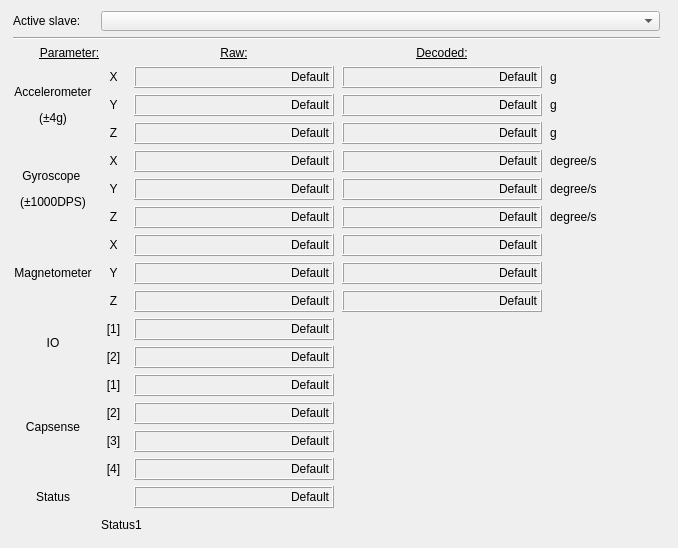
Above: ui/w_gossip.ui from JFDuval/flexsea-plan before the change. Below: the same form after it.
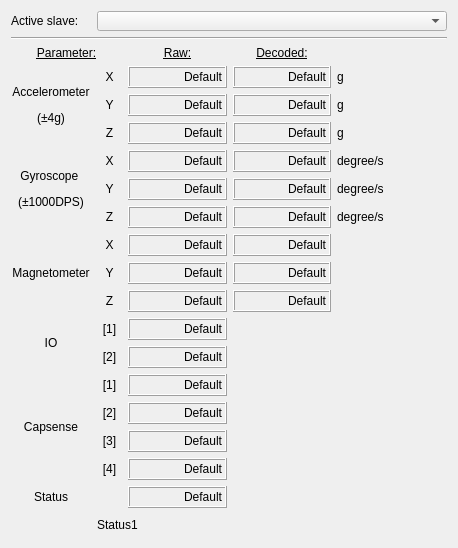
That is the form after the change.

Commit message: Fat finger implementation : Execute, config, battery and gossip.

Diff of the .ui file:
```diff
--- a/ui/w_gossip.ui
+++ b/ui/w_gossip.ui
@@ -6,7 +6,7 @@
    <rect>
     <x>0</x>
     <y>0</y>
-    <width>678</width>
+    <width>458</width>
     <height>545</height>
    </rect>
   </property>
@@ -21,9 +21,15 @@
   </property>
   <layout class="QVBoxLayout" name="verticalLayout">
    <item>
-    <layout class="QGridLayout" name="gridLayout">
+    <layout class="QGridLayout" name="gridLayout" rowstretch="3,1,1,1,1,1,1,1,1,1,1,1,1,1,1,1,1,1,1,1">
      <item row="0" column="0">
       <widget class="QLabel" name="label_3">
+       <property name="sizePolicy">
+        <sizepolicy hsizetype="Preferred" vsizetype="Preferred">
+         <horstretch>0</horstretch>
+         <verstretch>0</verstretch>
+        </sizepolicy>
+       </property>
        <property name="text">
         <string>Active slave:</string>
        </property>
@@ -32,7 +38,7 @@
      <item row="3" column="1">
       <widget class="QLabel" name="label_2">
        <property name="sizePolicy">
-        <sizepolicy hsizetype="Fixed" vsizetype="Preferred">
+        <sizepolicy hsizetype="Preferred" vsizetype="Preferred">
          <horstretch>0</horstretch>
          <verstretch>0</verstretch>
         </sizepolicy>
@@ -59,6 +65,12 @@
      </item>
      <item row="2" column="3">
       <widget class="QLabel" name="label_28">
+       <property name="sizePolicy">
+        <sizepolicy hsizetype="Preferred" vsizetype="Preferred">
+         <horstretch>0</horstretch>
+         <verstretch>0</verstretch>
+        </sizepolicy>
+       </property>
        <property name="text">
         <string>&lt;html&gt;&lt;head/&gt;&lt;body&gt;&lt;p&gt;&lt;span style=&quot; text-decoration: underline;&quot;&gt;Decoded:&lt;/span&gt;&lt;/p&gt;&lt;/body&gt;&lt;/html&gt;</string>
        </property>
@@ -70,7 +82,7 @@
      <item row="2" column="2">
       <widget class="QLabel" name="label_21">
        <property name="sizePolicy">
-        <sizepolicy hsizetype="Minimum" vsizetype="Preferred">
+        <sizepolicy hsizetype="Preferred" vsizetype="Preferred">
          <horstretch>0</horstretch>
          <verstretch>0</verstretch>
         </sizepolicy>
@@ -91,6 +103,12 @@
      </item>
      <item row="3" column="3">
       <widget class="QLabel" name="disp_accx_d">
+       <property name="sizePolicy">
+        <sizepolicy hsizetype="Preferred" vsizetype="Preferred">
+         <horstretch>0</horstretch>
+         <verstretch>0</verstretch>
+        </sizepolicy>
+       </property>
        <property name="minimumSize">
         <size>
          <width>50</width>
@@ -131,6 +149,12 @@
      </item>
      <item row="3" column="2">
       <widget class="QLabel" name="disp_accx">
+       <property name="sizePolicy">
+        <sizepolicy hsizetype="Preferred" vsizetype="Preferred">
+         <horstretch>0</horstretch>
+         <verstretch>0</verstretch>
+        </sizepolicy>
+       </property>
        <property name="minimumSize">
         <size>
          <width>50</width>
@@ -172,7 +196,7 @@
      <item row="3" column="4">
       <widget class="QLabel" name="label_imu_a_x">
        <property name="sizePolicy">
-        <sizepolicy hsizetype="Fixed" vsizetype="Preferred">
+        <sizepolicy hsizetype="Preferred" vsizetype="Preferred">
          <horstretch>0</horstretch>
          <verstretch>0</verstretch>
         </sizepolicy>
@@ -196,6 +220,12 @@
      </item>
      <item row="4" column="2">
       <widget class="QLabel" name="disp_accy">
+       <property name="sizePolicy">
+        <sizepolicy hsizetype="Preferred" vsizetype="Preferred">
+         <horstretch>0</horstretch>
+         <verstretch>0</verstretch>
+        </sizepolicy>
+       </property>
        <property name="minimumSize">
         <size>
          <width>50</width>
@@ -236,6 +266,12 @@
      </item>
      <item row="7" column="2">
       <widget class="QLabel" name="disp_gyroy">
+       <property name="sizePolicy">
+        <sizepolicy hsizetype="Preferred" vsizetype="Preferred">
+         <horstretch>0</horstretch>
+         <verstretch>0</verstretch>
+        </sizepolicy>
+       </property>
        <property name="minimumSize">
         <size>
          <width>50</width>
@@ -276,6 +312,12 @@
      </item>
      <item row="4" column="3">
       <widget class="QLabel" name="disp_accy_d">
+       <property name="sizePolicy">
+        <sizepolicy hsizetype="Preferred" vsizetype="Preferred">
+         <horstretch>0</horstretch>
+         <verstretch>0</verstretch>
+        </sizepolicy>
+       </property>
        <property name="minimumSize">
         <size>
          <width>50</width>
@@ -316,6 +358,12 @@
      </item>
      <item row="5" column="3">
       <widget class="QLabel" name="disp_accz_d">
+       <property name="sizePolicy">
+        <sizepolicy hsizetype="Preferred" vsizetype="Preferred">
+         <horstretch>0</horstretch>
+         <verstretch>0</verstretch>
+        </sizepolicy>
+       </property>
        <property name="minimumSize">
         <size>
          <width>50</width>
@@ -356,6 +404,12 @@
      </item>
      <item row="7" column="3">
       <widget class="QLabel" name="disp_gyroy_d">
+       <property name="sizePolicy">
+        <sizepolicy hsizetype="Preferred" vsizetype="Preferred">
+         <horstretch>0</horstretch>
+         <verstretch>0</verstretch>
+        </sizepolicy>
+       </property>
        <property name="minimumSize">
         <size>
          <width>50</width>
@@ -396,6 +450,12 @@
      </item>
      <item row="5" column="2">
       <widget class="QLabel" name="disp_accz">
+       <property name="sizePolicy">
+        <sizepolicy hsizetype="Preferred" vsizetype="Preferred">
+         <horstretch>0</horstretch>
+         <verstretch>0</verstretch>
+        </sizepolicy>
+       </property>
        <property name="minimumSize">
         <size>
          <width>50</width>
@@ -436,6 +496,12 @@
      </item>
      <item row="6" column="1">
       <widget class="QLabel" name="label_8">
+       <property name="sizePolicy">
+        <sizepolicy hsizetype="Preferred" vsizetype="Preferred">
+         <horstretch>0</horstretch>
+         <verstretch>0</verstretch>
+        </sizepolicy>
+       </property>
        <property name="minimumSize">
         <size>
          <width>25</width>
@@ -458,6 +524,12 @@
      </item>
      <item row="8" column="2">
       <widget class="QLabel" name="disp_gyroz">
+       <property name="sizePolicy">
+        <sizepolicy hsizetype="Preferred" vsizetype="Preferred">
+         <horstretch>0</horstretch>
+         <verstretch>0</verstretch>
+        </sizepolicy>
+       </property>
        <property name="minimumSize">
         <size>
          <width>50</width>
@@ -498,6 +570,12 @@
      </item>
      <item row="4" column="4">
       <widget class="QLabel" name="label_imu_a_y">
+       <property name="sizePolicy">
+        <sizepolicy hsizetype="Preferred" vsizetype="Preferred">
+         <horstretch>0</horstretch>
+         <verstretch>0</verstretch>
+        </sizepolicy>
+       </property>
        <property name="text">
         <string>g</string>
        </property>
@@ -505,6 +583,12 @@
      </item>
      <item row="8" column="1">
       <widget class="QLabel" name="label_7">
+       <property name="sizePolicy">
+        <sizepolicy hsizetype="Preferred" vsizetype="Preferred">
+         <horstretch>0</horstretch>
+         <verstretch>0</verstretch>
+        </sizepolicy>
+       </property>
        <property name="minimumSize">
         <size>
          <width>25</width>
@@ -527,6 +611,12 @@
      </item>
      <item row="6" column="4">
       <widget class="QLabel" name="label_imu_g_x">
+       <property name="sizePolicy">
+        <sizepolicy hsizetype="Preferred" vsizetype="Preferred">
+         <horstretch>0</horstretch>
+         <verstretch>0</verstretch>
+        </sizepolicy>
+       </property>
        <property name="text">
         <string>degree/s</string>
        </property>
@@ -534,6 +624,12 @@
      </item>
      <item row="5" column="4">
       <widget class="QLabel" name="label_imu_a_z">
+       <property name="sizePolicy">
+        <sizepolicy hsizetype="Preferred" vsizetype="Preferred">
+         <horstretch>0</horstretch>
+         <verstretch>0</verstretch>
+        </sizepolicy>
+       </property>
        <property name="text">
         <string>g</string>
        </property>
@@ -541,6 +637,12 @@
      </item>
      <item row="7" column="4">
       <widget class="QLabel" name="label_imu_g_y">
+       <property name="sizePolicy">
+        <sizepolicy hsizetype="Preferred" vsizetype="Preferred">
+         <horstretch>0</horstretch>
+         <verstretch>0</verstretch>
+        </sizepolicy>
+       </property>
        <property name="text">
         <string>degree/s</string>
        </property>
@@ -548,6 +650,12 @@
      </item>
      <item row="7" column="1">
       <widget class="QLabel" name="label_9">
+       <property name="sizePolicy">
+        <sizepolicy hsizetype="Preferred" vsizetype="Preferred">
+         <horstretch>0</horstretch>
+         <verstretch>0</verstretch>
+        </sizepolicy>
+       </property>
        <property name="minimumSize">
         <size>
          <width>25</width>
@@ -570,6 +678,12 @@
      </item>
      <item row="8" column="3">
       <widget class="QLabel" name="disp_gyroz_d">
+       <property name="sizePolicy">
+        <sizepolicy hsizetype="Preferred" vsizetype="Preferred">
+         <horstretch>0</horstretch>
+         <verstretch>0</verstretch>
+        </sizepolicy>
+       </property>
        <property name="minimumSize">
         <size>
          <width>50</width>
@@ -610,6 +724,12 @@
      </item>
      <item row="17" column="2">
       <widget class="QLabel" name="disp_cs4">
+       <property name="sizePolicy">
+        <sizepolicy hsizetype="Preferred" vsizetype="Preferred">
+         <horstretch>0</horstretch>
+         <verstretch>0</verstretch>
+        </sizepolicy>
+       </property>
        <property name="minimumSize">
         <size>
          <width>50</width>
@@ -650,6 +770,12 @@
      </item>
      <item row="11" column="1">
       <widget class="QLabel" name="label_11">
+       <property name="sizePolicy">
+        <sizepolicy hsizetype="Preferred" vsizetype="Preferred">
+         <horstretch>0</horstretch>
+         <verstretch>0</verstretch>
+        </sizepolicy>
+       </property>
        <property name="minimumSize">
         <size>
          <width>25</width>
@@ -672,6 +798,12 @@
      </item>
      <item row="9" column="1">
       <widget class="QLabel" name="label_14">
+       <property name="sizePolicy">
+        <sizepolicy hsizetype="Preferred" vsizetype="Preferred">
+         <horstretch>0</horstretch>
+         <verstretch>0</verstretch>
+        </sizepolicy>
+       </property>
        <property name="minimumSize">
         <size>
          <width>25</width>
@@ -694,6 +826,12 @@
      </item>
      <item row="9" column="0" rowspan="3">
       <widget class="QLabel" name="label_13">
+       <property name="sizePolicy">
+        <sizepolicy hsizetype="Preferred" vsizetype="Preferred">
+         <horstretch>0</horstretch>
+         <verstretch>0</verstretch>
+        </sizepolicy>
+       </property>
        <property name="minimumSize">
         <size>
          <width>80</width>
@@ -713,6 +851,12 @@
      </item>
      <item row="10" column="1">
       <widget class="QLabel" name="label_12">
+       <property name="sizePolicy">
+        <sizepolicy hsizetype="Preferred" vsizetype="Preferred">
+         <horstretch>0</horstretch>
+         <verstretch>0</verstretch>
+        </sizepolicy>
+       </property>
        <property name="minimumSize">
         <size>
          <width>25</width>
@@ -735,6 +879,12 @@
      </item>
      <item row="9" column="3">
       <widget class="QLabel" name="disp_magnetox_d">
+       <property name="sizePolicy">
+        <sizepolicy hsizetype="Preferred" vsizetype="Preferred">
+         <horstretch>0</horstretch>
+         <verstretch>0</verstretch>
+        </sizepolicy>
+       </property>
        <property name="minimumSize">
         <size>
          <width>50</width>
@@ -775,6 +925,12 @@
      </item>
      <item row="10" column="2">
       <widget class="QLabel" name="disp_magnetoy">
+       <property name="sizePolicy">
+        <sizepolicy hsizetype="Preferred" vsizetype="Preferred">
+         <horstretch>0</horstretch>
+         <verstretch>0</verstretch>
+        </sizepolicy>
+       </property>
        <property name="minimumSize">
         <size>
          <width>50</width>
@@ -815,6 +971,12 @@
      </item>
      <item row="9" column="2">
       <widget class="QLabel" name="disp_magnetox">
+       <property name="sizePolicy">
+        <sizepolicy hsizetype="Preferred" vsizetype="Preferred">
+         <horstretch>0</horstretch>
+         <verstretch>0</verstretch>
+        </sizepolicy>
+       </property>
        <property name="minimumSize">
         <size>
          <width>50</width>
@@ -856,7 +1018,7 @@
      <item row="14" column="0" rowspan="4">
       <widget class="QLabel" name="label_4">
        <property name="sizePolicy">
-        <sizepolicy hsizetype="Fixed" vsizetype="Preferred">
+        <sizepolicy hsizetype="Preferred" vsizetype="Preferred">
          <horstretch>0</horstretch>
          <verstretch>0</verstretch>
         </sizepolicy>
@@ -886,6 +1048,12 @@
      </item>
      <item row="10" column="3">
       <widget class="QLabel" name="disp_magnetoy_d">
+       <property name="sizePolicy">
+        <sizepolicy hsizetype="Preferred" vsizetype="Preferred">
+         <horstretch>0</horstretch>
+         <verstretch>0</verstretch>
+        </sizepolicy>
+       </property>
        <property name="minimumSize">
         <size>
          <width>50</width>
@@ -926,6 +1094,12 @@
      </item>
      <item row="12" column="1">
       <widget class="QLabel" name="label_22">
+       <property name="sizePolicy">
+        <sizepolicy hsizetype="Preferred" vsizetype="Preferred">
+         <horstretch>0</horstretch>
+         <verstretch>0</verstretch>
+        </sizepolicy>
+       </property>
        <property name="minimumSize">
         <size>
          <width>25</width>
@@ -949,7 +1123,7 @@
      <item row="12" column="0" rowspan="2">
       <widget class="QLabel" name="label_20">
        <property name="sizePolicy">
-        <sizepolicy hsizetype="Fixed" vsizetype="Preferred">
+        <sizepolicy hsizetype="Preferred" vsizetype="Preferred">
          <horstretch>0</horstretch>
          <verstretch>0</verstretch>
         </sizepolicy>
@@ -979,6 +1153,12 @@
      </item>
      <item row="12" column="2">
       <widget class="QLabel" name="disp_io1">
+       <property name="sizePolicy">
+        <sizepolicy hsizetype="Preferred" vsizetype="Preferred">
+         <horstretch>0</horstretch>
+         <verstretch>0</verstretch>
+        </sizepolicy>
+       </property>
        <property name="minimumSize">
         <size>
          <width>50</width>
@@ -1019,6 +1199,12 @@
      </item>
      <item row="13" column="1">
       <widget class="QLabel" name="label_23">
+       <property name="sizePolicy">
+        <sizepolicy hsizetype="Preferred" vsizetype="Preferred">
+         <horstretch>0</horstretch>
+         <verstretch>0</verstretch>
+        </sizepolicy>
+       </property>
        <property name="minimumSize">
         <size>
          <width>25</width>
@@ -1041,6 +1227,12 @@
      </item>
      <item row="19" column="1" colspan="3">
       <widget class="QLabel" name="label_status1">
+       <property name="sizePolicy">
+        <sizepolicy hsizetype="Preferred" vsizetype="Preferred">
+         <horstretch>0</horstretch>
+         <verstretch>0</verstretch>
+        </sizepolicy>
+       </property>
        <property name="minimumSize">
         <size>
          <width>0</width>
@@ -1054,6 +1246,12 @@
      </item>
      <item row="13" column="2">
       <widget class="QLabel" name="disp_io2">
+       <property name="sizePolicy">
+        <sizepolicy hsizetype="Preferred" vsizetype="Preferred">
+         <horstretch>0</horstretch>
+         <verstretch>0</verstretch>
+        </sizepolicy>
+       </property>
        <property name="minimumSize">
         <size>
          <width>50</width>
@@ -1094,6 +1292,12 @@
      </item>
      <item row="18" column="0">
       <widget class="QLabel" name="label_15">
+       <property name="sizePolicy">
+        <sizepolicy hsizetype="Preferred" vsizetype="Preferred">
+         <horstretch>0</horstretch>
+         <verstretch>0</verstretch>
+        </sizepolicy>
+       </property>
        <property name="minimumSize">
         <size>
          <width>80</width>
@@ -1113,6 +1317,12 @@
      </item>
      <item row="6" column="2">
       <widget class="QLabel" name="disp_gyrox">
+       <property name="sizePolicy">
+        <sizepolicy hsizetype="Preferred" vsizetype="Preferred">
+         <horstretch>0</horstretch>
+         <verstretch>0</verstretch>
+        </sizepolicy>
+       </property>
        <property name="minimumSize">
         <size>
          <width>50</width>
@@ -1154,7 +1364,7 @@
      <item row="3" column="0" rowspan="3">
       <widget class="QLabel" name="label">
        <property name="sizePolicy">
-        <sizepolicy hsizetype="Fixed" vsizetype="Preferred">
+        <sizepolicy hsizetype="Preferred" vsizetype="Preferred">
          <horstretch>0</horstretch>
          <verstretch>0</verstretch>
         </sizepolicy>
@@ -1184,6 +1394,12 @@
      </item>
      <item row="5" column="1">
       <widget class="QLabel" name="label_6">
+       <property name="sizePolicy">
+        <sizepolicy hsizetype="Preferred" vsizetype="Preferred">
+         <horstretch>0</horstretch>
+         <verstretch>0</verstretch>
+        </sizepolicy>
+       </property>
        <property name="minimumSize">
         <size>
          <width>25</width>
@@ -1206,6 +1422,12 @@
      </item>
      <item row="4" column="1">
       <widget class="QLabel" name="label_5">
+       <property name="sizePolicy">
+        <sizepolicy hsizetype="Preferred" vsizetype="Preferred">
+         <horstretch>0</horstretch>
+         <verstretch>0</verstretch>
+        </sizepolicy>
+       </property>
        <property name="minimumSize">
         <size>
          <width>25</width>
@@ -1228,6 +1450,12 @@
      </item>
      <item row="6" column="0" rowspan="3">
       <widget class="QLabel" name="label_10">
+       <property name="sizePolicy">
+        <sizepolicy hsizetype="Preferred" vsizetype="Preferred">
+         <horstretch>0</horstretch>
+         <verstretch>0</verstretch>
+        </sizepolicy>
+       </property>
        <property name="minimumSize">
         <size>
          <width>80</width>
@@ -1247,6 +1475,12 @@
      </item>
      <item row="6" column="3">
       <widget class="QLabel" name="disp_gyrox_d">
+       <property name="sizePolicy">
+        <sizepolicy hsizetype="Preferred" vsizetype="Preferred">
+         <horstretch>0</horstretch>
+         <verstretch>0</verstretch>
+        </sizepolicy>
+       </property>
        <property name="minimumSize">
         <size>
          <width>50</width>
@@ -1287,6 +1521,12 @@
      </item>
      <item row="11" column="2">
       <widget class="QLabel" name="disp_magnetoz">
+       <property name="sizePolicy">
+        <sizepolicy hsizetype="Preferred" vsizetype="Preferred">
+         <horstretch>0</horstretch>
+         <verstretch>0</verstretch>
+        </sizepolicy>
+       </property>
        <property name="minimumSize">
         <size>
          <width>50</width>
@@ -1327,6 +1567,12 @@
      </item>
      <item row="8" column="4">
       <widget class="QLabel" name="label_imu_g_z">
+       <property name="sizePolicy">
+        <sizepolicy hsizetype="Preferred" vsizetype="Preferred">
+         <horstretch>0</horstretch>
+         <verstretch>0</verstretch>
+        </sizepolicy>
+       </property>
        <property name="text">
         <string>degree/s</string>
        </property>
@@ -1334,6 +1580,12 @@
      </item>
      <item row="11" column="3">
       <widget class="QLabel" name="disp_magnetoz_d">
+       <property name="sizePolicy">
+        <sizepolicy hsizetype="Preferred" vsizetype="Preferred">
+         <horstretch>0</horstretch>
+         <verstretch>0</verstretch>
+        </sizepolicy>
+       </property>
        <property name="minimumSize">
         <size>
          <width>50</width>
@@ -1374,6 +1626,12 @@
      </item>
      <item row="16" column="2">
       <widget class="QLabel" name="disp_cs3">
+       <property name="sizePolicy">
+        <sizepolicy hsizetype="Preferred" vsizetype="Preferred">
+         <horstretch>0</horstretch>
+         <verstretch>0</verstretch>
+        </sizepolicy>
+       </property>
        <property name="minimumSize">
         <size>
          <width>50</width>
@@ -1414,6 +1672,12 @@
      </item>
      <item row="14" column="2">
       <widget class="QLabel" name="disp_cs1">
+       <property name="sizePolicy">
+        <sizepolicy hsizetype="Preferred" vsizetype="Preferred">
+         <horstretch>0</horstretch>
+         <verstretch>0</verstretch>
+        </sizepolicy>
+       </property>
        <property name="minimumSize">
         <size>
          <width>50</width>
@@ -1454,6 +1718,12 @@
      </item>
      <item row="15" column="2">
       <widget class="QLabel" name="disp_cs2">
+       <property name="sizePolicy">
+        <sizepolicy hsizetype="Preferred" vsizetype="Preferred">
+         <horstretch>0</horstretch>
+         <verstretch>0</verstretch>
+        </sizepolicy>
+       </property>
        <property name="minimumSize">
         <size>
          <width>50</width>
@@ -1494,6 +1764,12 @@
      </item>
      <item row="16" column="1">
       <widget class="QLabel" name="label_18">
+       <property name="sizePolicy">
+        <sizepolicy hsizetype="Preferred" vsizetype="Preferred">
+         <horstretch>0</horstretch>
+         <verstretch>0</verstretch>
+        </sizepolicy>
+       </property>
        <property name="minimumSize">
         <size>
          <width>25</width>
@@ -1516,6 +1792,12 @@
      </item>
      <item row="15" column="1">
       <widget class="QLabel" name="label_17">
+       <property name="sizePolicy">
+        <sizepolicy hsizetype="Preferred" vsizetype="Preferred">
+         <horstretch>0</horstretch>
+         <verstretch>0</verstretch>
+        </sizepolicy>
+       </property>
        <property name="minimumSize">
         <size>
          <width>25</width>
@@ -1538,6 +1820,12 @@
      </item>
      <item row="14" column="1">
       <widget class="QLabel" name="label_16">
+       <property name="sizePolicy">
+        <sizepolicy hsizetype="Preferred" vsizetype="Preferred">
+         <horstretch>0</horstretch>
+         <verstretch>0</verstretch>
+        </sizepolicy>
+       </property>
        <property name="minimumSize">
         <size>
          <width>25</width>
@@ -1560,6 +1848,12 @@
      </item>
      <item row="17" column="1">
       <widget class="QLabel" name="label_19">
+       <property name="sizePolicy">
+        <sizepolicy hsizetype="Preferred" vsizetype="Preferred">
+         <horstretch>0</horstretch>
+         <verstretch>0</verstretch>
+        </sizepolicy>
+       </property>
        <property name="minimumSize">
         <size>
          <width>25</width>
@@ -1582,6 +1876,12 @@
      </item>
      <item row="18" column="2">
       <widget class="QLabel" name="disp_stat1">
+       <property name="sizePolicy">
+        <sizepolicy hsizetype="Preferred" vsizetype="Preferred">
+         <horstretch>0</horstretch>
+         <verstretch>0</verstretch>
+        </sizepolicy>
+       </property>
        <property name="minimumSize">
         <size>
          <width>50</width>
@@ -1629,6 +1929,12 @@
      </item>
      <item row="2" column="0" colspan="2">
       <widget class="QLabel" name="label_24">
+       <property name="sizePolicy">
+        <sizepolicy hsizetype="Preferred" vsizetype="Preferred">
+         <horstretch>0</horstretch>
+         <verstretch>0</verstretch>
+        </sizepolicy>
+       </property>
        <property name="text">
         <string>&lt;html&gt;&lt;head/&gt;&lt;body&gt;&lt;p align=&quot;center&quot;&gt;&lt;span style=&quot; text-decoration: underline;&quot;&gt;Parameter:&lt;/span&gt;&lt;/p&gt;&lt;/body&gt;&lt;/html&gt;</string>
        </property>
@@ -1637,7 +1943,7 @@
      <item row="0" column="1" colspan="4">
       <widget class="QComboBox" name="comboBox_slave">
        <property name="sizePolicy">
-        <sizepolicy hsizetype="Expanding" vsizetype="Expanding">
+        <sizepolicy hsizetype="Preferred" vsizetype="Preferred">
          <horstretch>0</horstretch>
          <verstretch>0</verstretch>
         </sizepolicy>
```
The commit also changes 3 other files.
